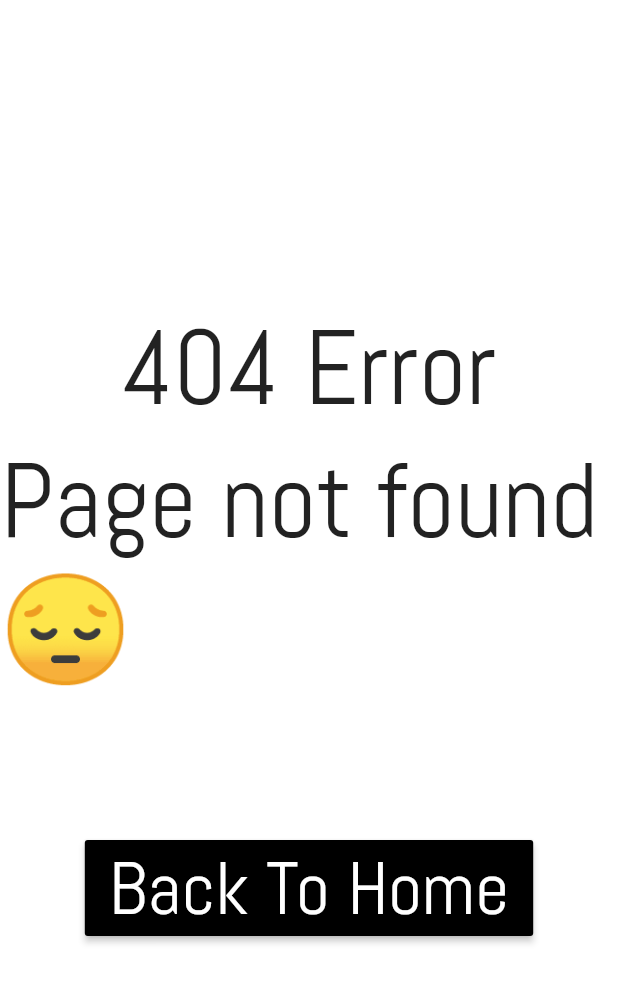
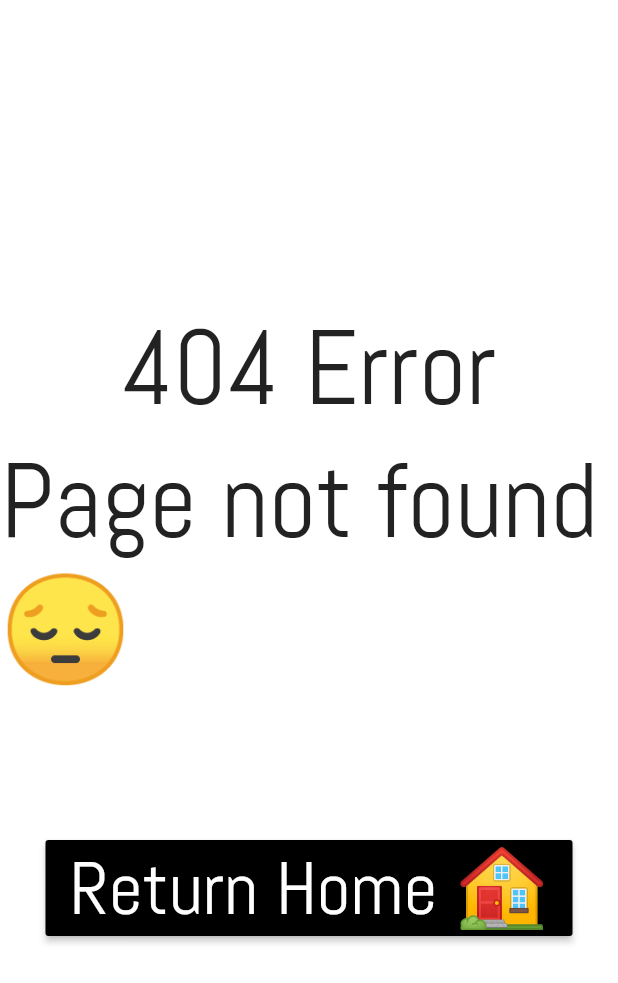
Before and after one commit to gleich/beta-website, a Flutter app: the Page404 screen opened directly, on a phone screen of 412 x 824 dp. Shown: the top 983 px of the screen. Run offline on Flutter 3.47's test engine with Material 2 defaults, Android fonts, the phone set to English and light mode, and no system bars; our stand-ins replace flutter_staggered_animations, material_design_icons_flutter; statements that could not run were skipped.

Commit message:
🍊 Update 404 page

```diff
--- a/lib/pages/404/404.dart
+++ b/lib/pages/404/404.dart
@@ -1,6 +1,7 @@
 import 'package:flutter/material.dart';
 
 import 'package:matt_gleich_github_io/pages/index/index.dart';
+import 'package:matt_gleich_github_io/widgets/buttons.dart';
 
 class Page404 extends StatelessWidget {
   @override
@@ -21,19 +22,12 @@ class Page404 extends StatelessWidget {
               style: TextStyle(fontSize: 70),
             ),
             SizedBox(height: 100),
-            RaisedButton(
+            ReflectingRaisedButton(
               onPressed: () =>
                   Navigator.popAndPushNamed(context, IndexPage.pageName),
-              color: Theme.of(context).accentColor,
-              hoverElevation: 10,
-              child: Text(
-                "Back To Home",
-                style: TextStyle(
-                  fontSize: 50,
-                  color: Theme.of(context).primaryColor,
-                ),
-              ),
-            ),
+              fontSize: 50,
+              text: "Return Home 🏠",
+            )
           ],
         ),
       ),
```
